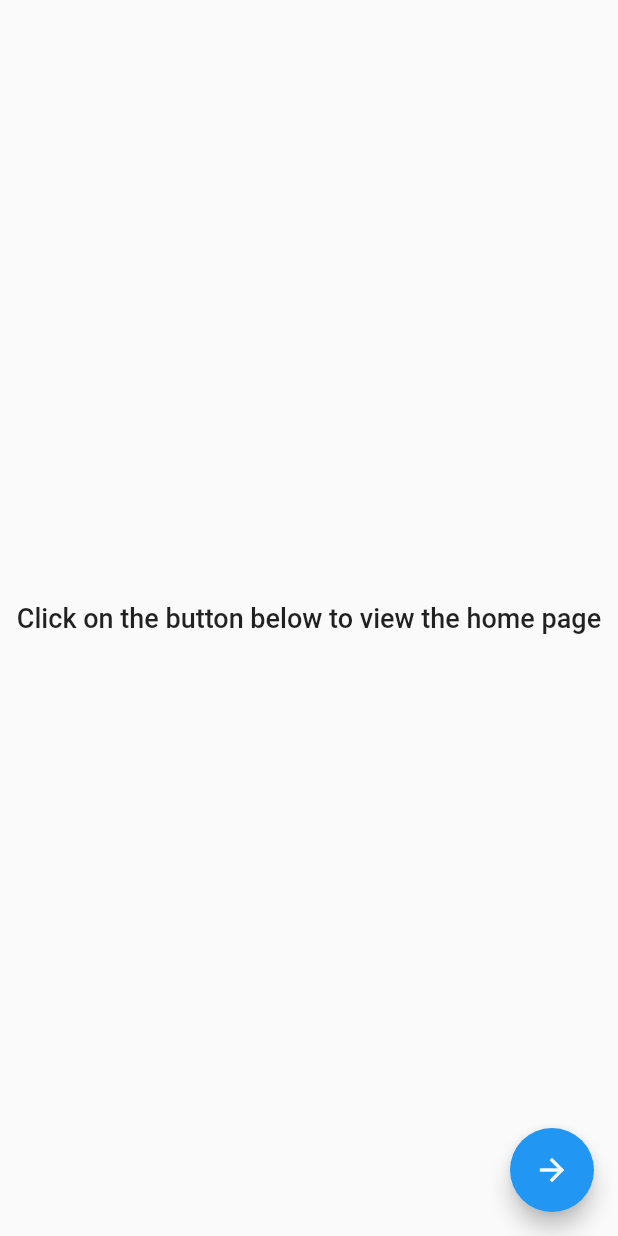
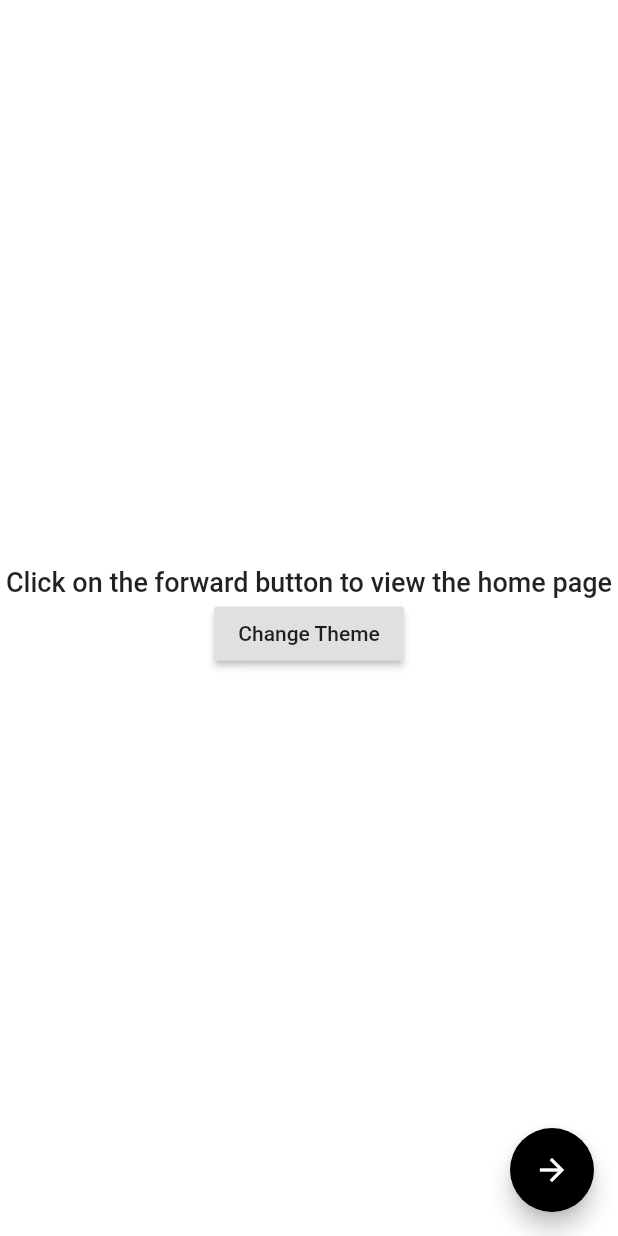
Before and after one commit to dscnitrourkela/project-elaichi, a Flutter app: the screen it shows after launch, on a phone screen of 412 x 824 dp. Run offline on Flutter 3.47's test engine with Material 2 defaults, Android fonts, the phone set to English and light mode, and no system bars; our stand-ins replace auto_route, get_it, injectable, logger, stacked, stacked_services.

Commit message:
Add base dark and light theme templates. Fix codecov badge.

````diff
--- a/elaichi/lib/main.dart
+++ b/elaichi/lib/main.dart
@@ -1,7 +1,9 @@
 import 'package:elaichi/app/locator.dart';
 import 'package:elaichi/app/router.gr.dart';
+import 'package:elaichi/services/theme_manager.dart';
 import 'package:flutter/material.dart';
 import 'package:logger/logger.dart';
+import 'package:stacked/stacked.dart';
 import 'package:stacked_services/stacked_services.dart';
 
 void main() {
@@ -14,12 +16,55 @@ void main() {
 class NITRCentralApp extends StatelessWidget {
   @override
   Widget build(BuildContext context) {
-    return MaterialApp(
-      debugShowCheckedModeBanner: false,
-      title: 'NITRCentral',
-      initialRoute: Routes.startupView,
-      onGenerateRoute: Router().onGenerateRoute,
-      navigatorKey: locator<NavigationService>().navigatorKey,
+    return ViewModelBuilder<ThemeModel>.reactive(
+      onModelReady: (model) => model.initialiseTheme(),
+      viewModelBuilder: () => ThemeModel(),
+      builder: (context, model, child) => AnimatedTheme(
+        isMaterialAppTheme: true,
+        curve: Curves.slowMiddle,
+        duration: const Duration(milliseconds: 500),
+        data: model.data ?? ThemeData(),
+        child: model.data != null
+            ? MaterialApp(
+                theme: model.data,
+                debugShowCheckedModeBanner: false,
+                title: 'NITRCentral',
+                initialRoute: Routes.startupView,
+                onGenerateRoute: Router().onGenerateRoute,
+                navigatorKey: locator<NavigationService>().navigatorKey,
+              )
+            : const MaterialApp(
+                home: Scaffold(
+                  body: Center(
+                    child: CircularProgressIndicator(),
+                  ),
+                ),
+              ),
+      ),
     );
   }
 }
+
+// ignore: public_member_api_docs
+class ThemeModel extends StreamViewModel<ThemeData> {
+  final ThemeManager _themeManager = locator<ThemeManager>();
+
+  ThemeData _themeData;
+
+  /// Returns current theme
+  ThemeData get theme => _themeData;
+  @override
+  void initialise() {
+    // TODO: implement initialise
+    _themeData = data;
+    super.initialise();
+  }
+
+  @override
+  Stream<ThemeData> get stream => _themeManager.theme;
+
+  /// Sets initial theme of the app.
+  void initialiseTheme() {
+    _themeManager.changeTheme();
+  }
+}
--- /dev/null
+++ b/elaichi/lib/services/theme_manager.dart
@@ -0,0 +1,40 @@
+import 'dart:async';
+
+import 'package:elaichi/app/logger.dart';
+import 'package:elaichi/app/themes/base_theme.dart';
+import 'package:flutter/material.dart';
+import 'package:injectable/injectable.dart';
+import 'package:logger/logger.dart';
+
+/// Manages switching between dark and light modes.
+///Example:
+///```dart
+/// final ThemeManager _themeManager = locator<ThemeManager>();
+/// ...
+/// // Toggles between light and dark themes.
+/// _themeManager.changeTheme();
+/// ...
+///```
+@singleton
+class ThemeManager {
+  /// [Logger] for [ThemeManager]
+  final Logger log = getLogger("ThemeManager");
+  StreamController<ThemeData> _themeController = StreamController<ThemeData>();
+
+  /// Returns a stream of type [ThemeData] to be used as the value for app's
+  /// theme.
+  Stream<ThemeData> get theme => _themeController.stream;
+
+  bool _isCurrentThemeDark = true;
+
+  /// Returns bool value to control global app theme.
+  bool get isCurrentThemeDark => _isCurrentThemeDark;
+
+  /// Switches between light and dark themes.
+  Future changeTheme() async {
+    log.i("Changed to dark theme - ${!_isCurrentThemeDark}");
+    _themeController
+        .add(_isCurrentThemeDark ? BaseTheme.light : BaseTheme.dark);
+    _isCurrentThemeDark = !_isCurrentThemeDark;
+  }
+}
--- a/elaichi/lib/ui/views/startup/startup_view.dart
+++ b/elaichi/lib/ui/views/startup/startup_view.dart
@@ -11,7 +11,10 @@ class StartupView extends StatelessWidget {
     return ViewModelBuilder<StartupViewModel>.reactive(
       builder: (context, model, child) => SafeArea(
         child: Scaffold(
-          body: Center(
+          body: Column(
+            mainAxisAlignment: MainAxisAlignment.center,
+            children: [
+              Center(
                 child: Text(
                   model.title,
                   style: Theme.of(context)
@@ -20,8 +23,14 @@ class StartupView extends StatelessWidget {
                       .copyWith(fontSize: 18.0),
                 ),
               ),
+              RaisedButton(
+                onPressed: model.changeTheme,
+                child: const Text("Change Theme"),
+              )
+            ],
+          ),
           floatingActionButton: FloatingActionButton(
-            onPressed: model.navigateToHome,
+            onPressed: () => model.navigateToHome(),
             child: const Icon(Icons.arrow_forward),
           ),
         ),
--- a/elaichi/lib/ui/views/startup/startup_viewmodel.dart
+++ b/elaichi/lib/ui/views/startup/startup_viewmodel.dart
@@ -1,6 +1,7 @@
 import 'package:elaichi/app/locator.dart';
 import 'package:elaichi/app/logger.dart';
 import 'package:elaichi/app/router.gr.dart';
+import 'package:elaichi/services/theme_manager.dart';
 import 'package:logger/logger.dart';
 import 'package:stacked/stacked.dart';
 import 'package:stacked_services/stacked_services.dart';
@@ -9,7 +10,9 @@ import 'package:stacked_services/stacked_services.dart';
 class StartupViewModel extends BaseViewModel {
   /// [Logger] for [StartupViewModel].
   final Logger log = getLogger("StartupViewModel");
-  String _title = "Click on the button below to view the home page";
+  String _title = "Click on the forward button to view the home page";
+
+  final ThemeManager _themeManager = locator<ThemeManager>();
 
   /// Returns [_title] value.
   String get title => _title;
@@ -21,4 +24,9 @@ class StartupViewModel extends BaseViewModel {
     log.i("Navigate to Home");
     await _navigationService.navigateTo(Routes.homeView);
   }
+
+  /// Toggles between light and dark themes.
+  void changeTheme() {
+    _themeManager.changeTheme();
+  }
 }
````
Also changed, not shown: elaichi/lib/app/colors.dart (added, +21 -0 lines), elaichi/lib/app/themes/base_theme.dart (added, +46 -0 lines), elaichi/lib/ui/views/home/home_view.dart (+6 -3 lines), elaichi/lib/app/locator.config.dart, 5 other files. Lines whose indentation alone changed are shown as unchanged.
